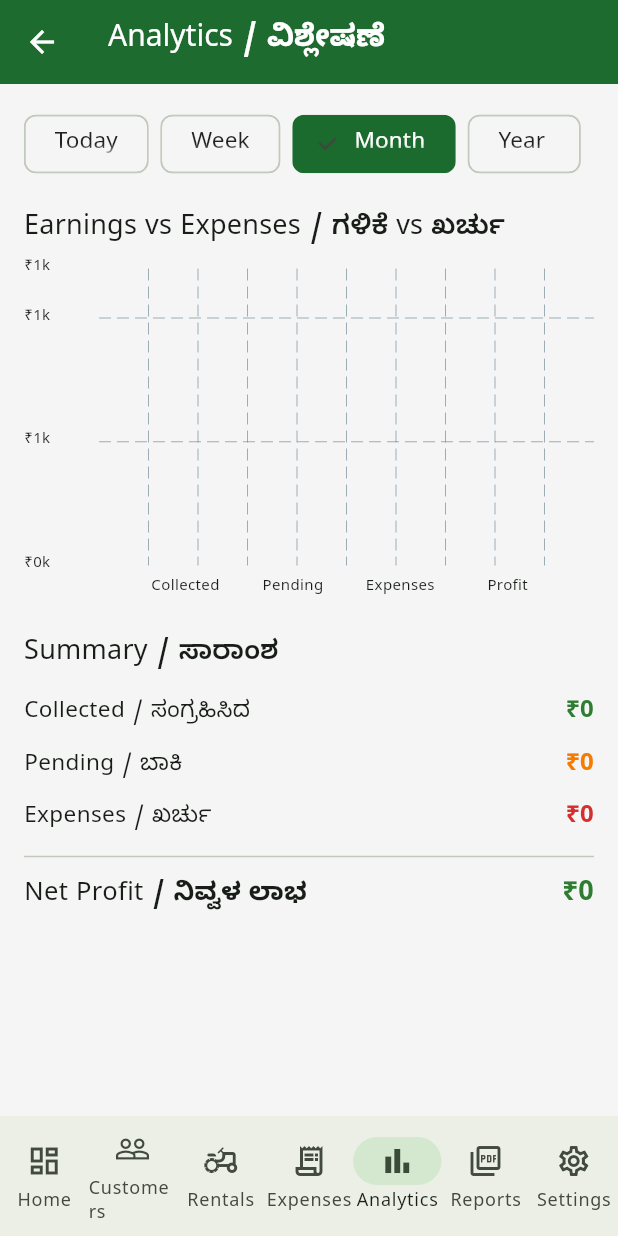
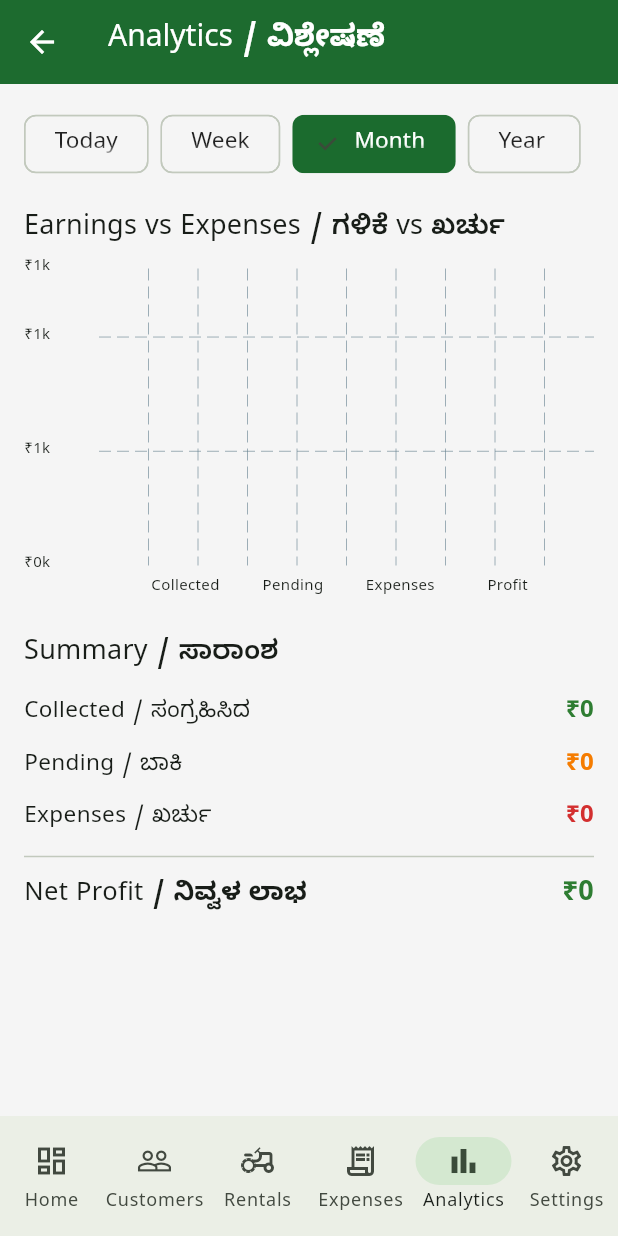
Before and after one commit to notebookdata/TractorMate, a Flutter app: the HomeScreen screen opened by its route, item 5 of the bottom bar chosen, on a phone screen of 412 x 824 dp. Run offline on Flutter 3.47's test engine with Material 3 defaults, Android fonts, the phone set to English and light mode, and no system bars; drawn by our look-alikes of fl_chart; our stand-ins replace dio, drift, flutter_riverpod, flutter_secure_storage, pdf, printing and 2 more; missing offline and left inert: workmanager; accounts and stored records are empty; generated files the repository leaves out were written again; network calls fail; statements that could not run were skipped.

Commit message:
Fix UI: stat card text overflow, analytics chart Y-axis, move Reports to Settings
Co-authored-by: Cursor <cursoragent@cursor.com>

```diff
--- a/app/lib/l10n/app_localizations.dart
+++ b/app/lib/l10n/app_localizations.dart
@@ -95,7 +95,7 @@ abstract class AppLocalizations {
   /// A list of this localizations delegate's supported locales.
   static const List<Locale> supportedLocales = <Locale>[
     Locale('en'),
-    Locale('kn'),
+    Locale('kn')
   ];
 
   /// No description provided for @appName.
@@ -819,6 +819,5 @@ AppLocalizations lookupAppLocalizations(Locale locale) {
       'AppLocalizations.delegate failed to load unsupported locale "$locale". This is likely '
       'an issue with the localizations generation tool. Please file an issue '
       'on GitHub with a reproducible sample app and the gen-l10n configuration '
-    'that was used.',
-  );
+      'that was used.');
 }
--- a/app/lib/screens/analytics/analytics_screen.dart
+++ b/app/lib/screens/analytics/analytics_screen.dart
@@ -119,9 +119,11 @@ class _AnalyticsScreenState extends State<AnalyticsScreen> {
                       BarChartData(
                         maxY: [
                           _data['collected'] ?? 0,
+                          _data['pending'] ?? 0,
                           _data['expenses'] ?? 0,
+                          (_data['profit'] ?? 0).clamp(0, double.infinity),
                           1000,
-                        ].reduce((a, b) => a > b ? a : b) * 1.2,
+                        ].reduce((a, b) => a > b ? a : b) * 1.3,
                         barGroups: [
                           _bar(0, _data['collected'] ?? 0, AppTheme.paid, 'Collected'),
                           _bar(1, _data['pending'] ?? 0, AppTheme.partial, 'Pending'),
--- a/app/lib/screens/home_screen.dart
+++ b/app/lib/screens/home_screen.dart
@@ -5,7 +5,6 @@ import 'customers/customers_screen.dart';
 import 'rentals/rentals_screen.dart';
 import 'expenses/expenses_screen.dart';
 import 'analytics/analytics_screen.dart';
-import 'reports/reports_screen.dart';
 import 'settings/settings_screen.dart';
 
 class HomeScreen extends ConsumerStatefulWidget {
@@ -24,10 +23,8 @@ class _HomeScreenState extends ConsumerState<HomeScreen> {
     RentalsScreen(),
     ExpensesScreen(),
     AnalyticsScreen(),
-    ReportsScreen(),
     SettingsScreen(),
   ];
-
 
   @override
   Widget build(BuildContext context) {
@@ -41,13 +38,36 @@ class _HomeScreenState extends ConsumerState<HomeScreen> {
         onDestinationSelected: (i) => setState(() => _index = i),
         labelBehavior: NavigationDestinationLabelBehavior.alwaysShow,
         destinations: const [
-          NavigationDestination(icon: Icon(Icons.dashboard_outlined), selectedIcon: Icon(Icons.dashboard), label: 'Home'),
-          NavigationDestination(icon: Icon(Icons.people_outline), selectedIcon: Icon(Icons.people), label: 'Customers'),
-          NavigationDestination(icon: Icon(Icons.agriculture_outlined), selectedIcon: Icon(Icons.agriculture), label: 'Rentals'),
-          NavigationDestination(icon: Icon(Icons.receipt_long_outlined), selectedIcon: Icon(Icons.receipt_long), label: 'Expenses'),
-          NavigationDestination(icon: Icon(Icons.bar_chart_outlined), selectedIcon: Icon(Icons.bar_chart), label: 'Analytics'),
-          NavigationDestination(icon: Icon(Icons.picture_as_pdf_outlined), selectedIcon: Icon(Icons.picture_as_pdf), label: 'Reports'),
-          NavigationDestination(icon: Icon(Icons.settings_outlined), selectedIcon: Icon(Icons.settings), label: 'Settings'),
+          NavigationDestination(
+            icon: Icon(Icons.dashboard_outlined),
+            selectedIcon: Icon(Icons.dashboard),
+            label: 'Home',
+          ),
+          NavigationDestination(
+            icon: Icon(Icons.people_outline),
+            selectedIcon: Icon(Icons.people),
+            label: 'Customers',
+          ),
+          NavigationDestination(
+            icon: Icon(Icons.agriculture_outlined),
+            selectedIcon: Icon(Icons.agriculture),
+            label: 'Rentals',
+          ),
+          NavigationDestination(
+            icon: Icon(Icons.receipt_long_outlined),
+            selectedIcon: Icon(Icons.receipt_long),
+            label: 'Expenses',
+          ),
+          NavigationDestination(
+            icon: Icon(Icons.bar_chart_outlined),
+            selectedIcon: Icon(Icons.bar_chart),
+            label: 'Analytics',
+          ),
+          NavigationDestination(
+            icon: Icon(Icons.settings_outlined),
+            selectedIcon: Icon(Icons.settings),
+            label: 'Settings',
+          ),
         ],
       ),
     );
```
Also changed, not shown: app/lib/screens/dashboard/dashboard_screen.dart (+27 -37 lines), app/lib/screens/settings/settings_screen.dart (+17 -0 lines), app/lib/widgets/stat_card.dart (+35 -17 lines). Lines whose indentation alone changed are shown as unchanged.
